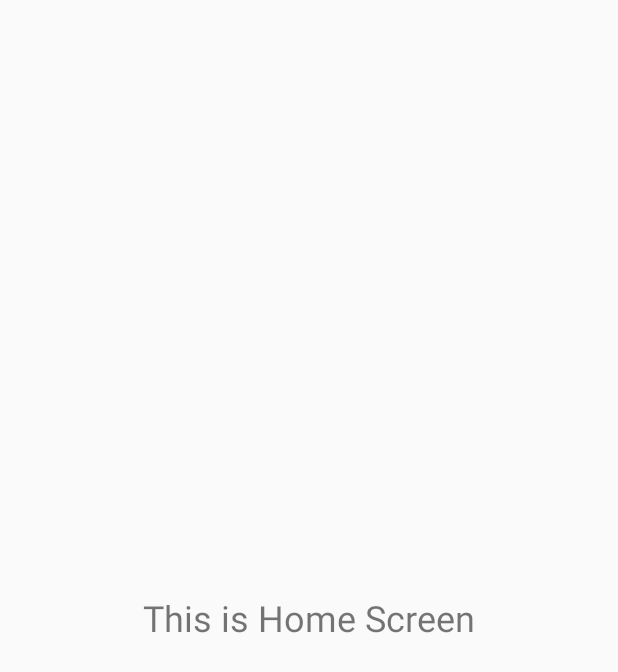
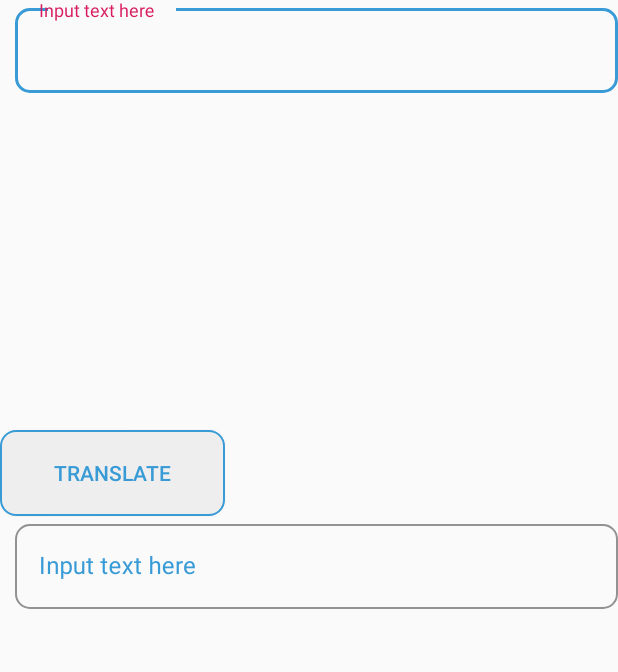
Before and after one commit to nguyenvanphuc0497/E-Reading-Android, an Android app: the fragment HomeFragment shown on its own in the app's theme, on a phone screen of 412 x 824 dp. Shown: the top 672 px of the screen. Run offline under Robolectric (Android 15) with nearby library versions, the phone set to English and light mode, and no system bars; network calls fail.

Commit message:
fix lại tí lỗi login

```diff
--- a/app/src/main/java/com/dtu/capstone2/ereading/ui/account/ManagerAccountContainerActivity.java
+++ b/app/src/main/java/com/dtu/capstone2/ereading/ui/account/ManagerAccountContainerActivity.java
@@ -7,6 +7,7 @@ import android.support.v7.app.AppCompatActivity;
 
 import com.dtu.capstone2.ereading.R;
 import com.dtu.capstone2.ereading.ui.account.register.FragmentRegister;
+import com.dtu.capstone2.ereading.ui.home.HomeFragment;
 import com.dtu.capstone2.ereading.ui.login.LoginFragment;
 
 
@@ -19,7 +20,7 @@ public class ManagerAccountContainerActivity extends AppCompatActivity {
         super.onCreate(savedInstanceState);
         setContentView(R.layout.activity_manager_account_container);
         getSupportFragmentManager().beginTransaction()
-                .add(R.id.layoutManagerAccountContainerActivity, new LoginFragment())
+                .add(R.id.layoutManagerAccountContainerActivity, new HomeFragment())
                 .addToBackStack(null).commit();
     }
 
--- a/app/src/main/java/com/dtu/capstone2/ereading/ui/login/LoginFragment.java
+++ b/app/src/main/java/com/dtu/capstone2/ereading/ui/login/LoginFragment.java
@@ -9,6 +9,8 @@ import android.os.Bundle;
 import android.os.Handler;
 import android.support.annotation.NonNull;
 import android.support.annotation.Nullable;
+import android.support.design.widget.TextInputEditText;
+import android.support.design.widget.TextInputLayout;
 import android.support.v4.app.Fragment;
 import android.support.v7.app.AppCompatActivity;
 import android.view.LayoutInflater;
@@ -34,8 +36,8 @@ public class LoginFragment extends BaseFragment {
     private Integer intIduser;
     private String strUserName;
     private String strPassword;
-    private EditText edtUsername;
-    private EditText edtPassword;
+    private TextInputLayout edtUsername;
+    private TextInputLayout edtPassword;
     private Button btnLogin;
     @Nullable
     @Override
@@ -50,8 +52,8 @@ public class LoginFragment extends BaseFragment {
         btnLogin.setOnClickListener(new View.OnClickListener() {
             @Override
             public void onClick(View v) {
-                strUserName = edtUsername.getText().toString();
-                strPassword = edtPassword.getText().toString();
+                strUserName = edtUsername.getEditText().toString();
+                strPassword = edtPassword.getEditText().toString();
                 showLoadingDialog();
                 loginviewmodel.GetDataLoginRequest(new AccountLoginRequest(strUserName, strPassword))
                         .subscribeOn(Schedulers.io())
--- a/app/src/main/res/layout/fragment_home.xml
+++ b/app/src/main/res/layout/fragment_home.xml
@@ -1,12 +1,52 @@
 <?xml version="1.0" encoding="utf-8"?>
-<RelativeLayout xmlns:android="http://schemas.android.com/apk/res/android"
+<LinearLayout xmlns:android="http://schemas.android.com/apk/res/android"
     android:layout_width="match_parent"
-    android:layout_height="match_parent">
+    android:layout_height="match_parent"
+    android:orientation="vertical"
+    xmlns:app="http://schemas.android.com/apk/res-auto">
 
-    <TextView
-        android:layout_width="wrap_content"
-        android:layout_height="wrap_content"
-        android:layout_centerInParent="true"
-        android:text="This is Home Screen"
-        android:textSize="24sp" />
-</RelativeLayout>
+    <android.support.design.widget.TextInputLayout
+        android:id="@+id/txtInputText"
+        style="@style/LayoutInputEditTextAccounts"
+        android:layout_height="0dp"
+        android:layout_weight="5"
+        android:layout_marginTop="0px"
+        app:layout_constraintRight_toRightOf="parent"
+        app:layout_constraintTop_toTopOf="parent">
+
+        <android.support.design.widget.TextInputEditText
+            android:id="@+id/tvInputText"
+            style="@style/InputEditTextAccounts"
+            android:hint="Input text here"
+            android:inputType="text" />
+    </android.support.design.widget.TextInputLayout>
+
+    <Button
+        android:id="@+id/btnTranslate"
+        android:layout_weight="1"
+        android:layout_width="150dp"
+        android:layout_height="0dp"
+        android:layout_marginRight="10dp"
+        android:layout_marginTop="00dp"
+        android:background="@drawable/bg_button_main_app"
+        android:text="Translate"
+        android:textColor="@color/colorMainApp"
+        app:layout_constraintTop_toBottomOf="@id/txtInputText"
+        app:layout_constraintRight_toRightOf="parent" />
+
+    <android.support.design.widget.TextInputLayout
+        android:layout_weight="4"
+        android:id="@+id/txtReponseText"
+        style="@style/LayoutInputEditTextAccounts"
+        android:layout_height="250dp"
+        android:layout_marginTop="0px"
+        app:layout_constraintRight_toRightOf="parent"
+        app:layout_constraintTop_toBottomOf="@id/btnTranslate">
+
+        <android.support.design.widget.TextInputEditText
+            android:id="@+id/tvReponseText"
+            style="@style/InputEditTextAccounts"
+            android:hint="Input text here"
+            android:inputType="text" />
+    </android.support.design.widget.TextInputLayout>
+</LinearLayout>
```
Also changed, not shown: app/src/main/java/com/dtu/capstone2/ereading/ui/home/HomeActivity.java (+11 -0 lines).
